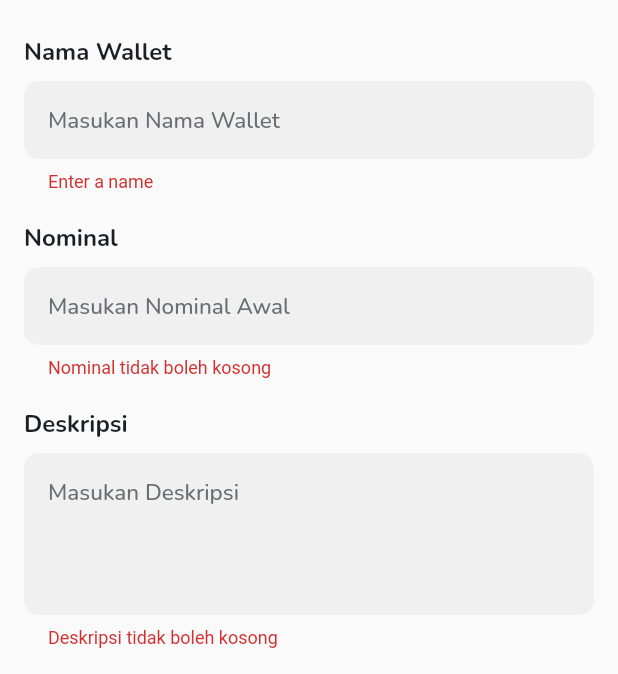
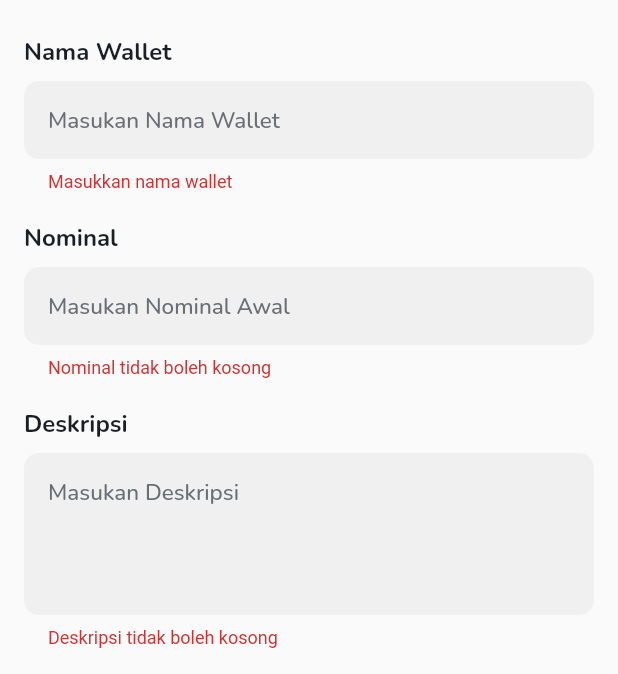
Before and after one commit to AlvinHadinata/walleto, a Flutter app: the WalletAddPage screen opened directly with empty values, after a tap on "Simpan", on a phone screen of 412 x 824 dp, the part 90-764 px from its top. Run offline on Flutter 3.47's test engine with Material 2 defaults, Android fonts, the phone set to English and light mode, and no system bars; our stand-ins replace animated_bottom_navigation_bar, auto_size_text, carousel_slider, flutter_local_notifications, flutter_speed_dial, flutter_spinkit and 7 more; missing offline and left inert: android_alarm_manager; accounts and stored records are empty.

Commit message:
Sedikit perbaikan

```diff
--- a/lib/screens/target/target_add_page.dart
+++ b/lib/screens/target/target_add_page.dart
@@ -48,6 +48,9 @@ class _TargetAddPageState extends State<TargetAddPage> {
                       validator: (value) {
                         if (value!.isEmpty) {
                           return 'Nama tidak boleh kosong';
+                        }
+                        else if(value.length > 15){
+                          return 'Nama target tidak boleh lebih dari 15 karakter';
                         }
                         return null;
                       },
--- a/lib/screens/target/target_cash_page.dart
+++ b/lib/screens/target/target_cash_page.dart
@@ -61,6 +61,9 @@ class _TargetCashPageState extends State<TargetCashPage> {
                     validator: (value) {
                       if (value!.isEmpty) {
                         return 'Deskripsi tidak boleh kosong';
+                      }
+                      else if(value.length > 20){
+                        return 'Tidak boleh lebih dari 20 karakter';
                       }
                       return null;
                     },
--- a/lib/screens/target/target_edit_page.dart
+++ b/lib/screens/target/target_edit_page.dart
@@ -65,6 +65,9 @@ class _TargetEditPageState extends State<TargetEditPage> {
                       validator: (value) {
                         if (value!.isEmpty) {
                           return 'Nama tidak boleh kosong';
+                        }
+                        else if(value.length > 15){
+                          return 'Nama target tidak boleh lebih dari 15 karakter';
                         }
                         return null;
                       },
--- a/lib/screens/wallet/wallet_add_page.dart
+++ b/lib/screens/wallet/wallet_add_page.dart
@@ -41,7 +41,7 @@ class _WalletAddPageState extends State<WalletAddPage> {
                       controller: _nameController,
                       maxLines: 1,
                       validator: (name) =>
-                          name != null && name.isEmpty ? 'Enter a name' : null,
+                          name != null && name.isEmpty ? 'Masukkan nama wallet' : null,
                     ),
                     const SizedBox(height: 20),
                     CustomTextField(
```
Also changed, not shown: lib/screens/notes/note_edit_page.dart (+4 -3 lines), lib/screens/widgets/saving_item_widget.dart (+7 -6 lines).
